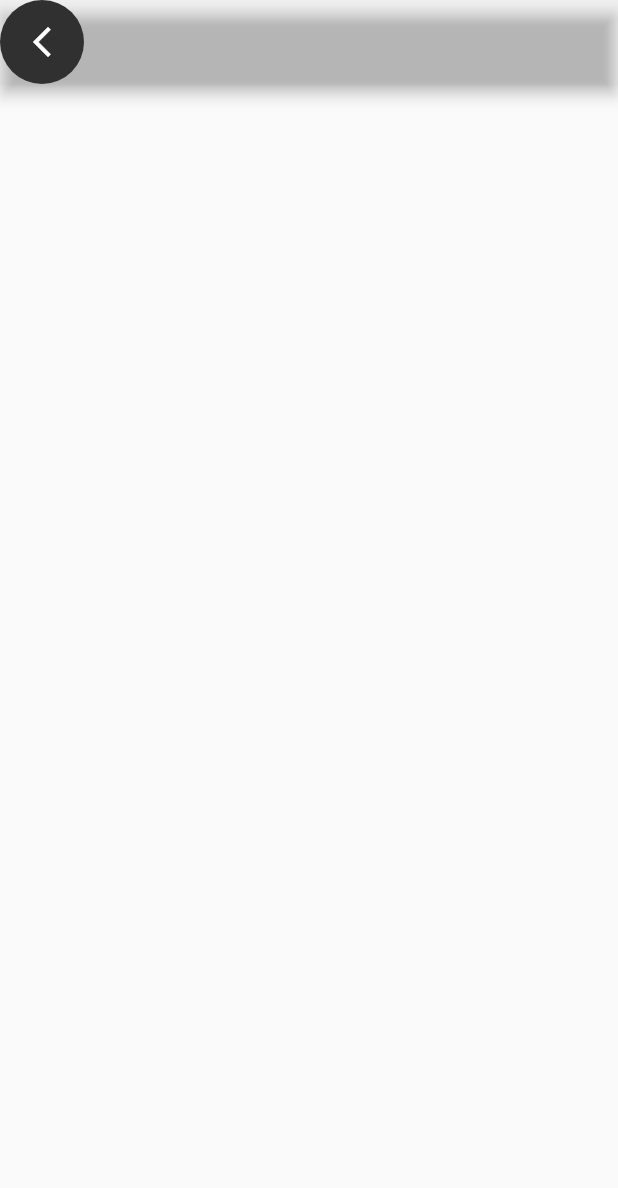
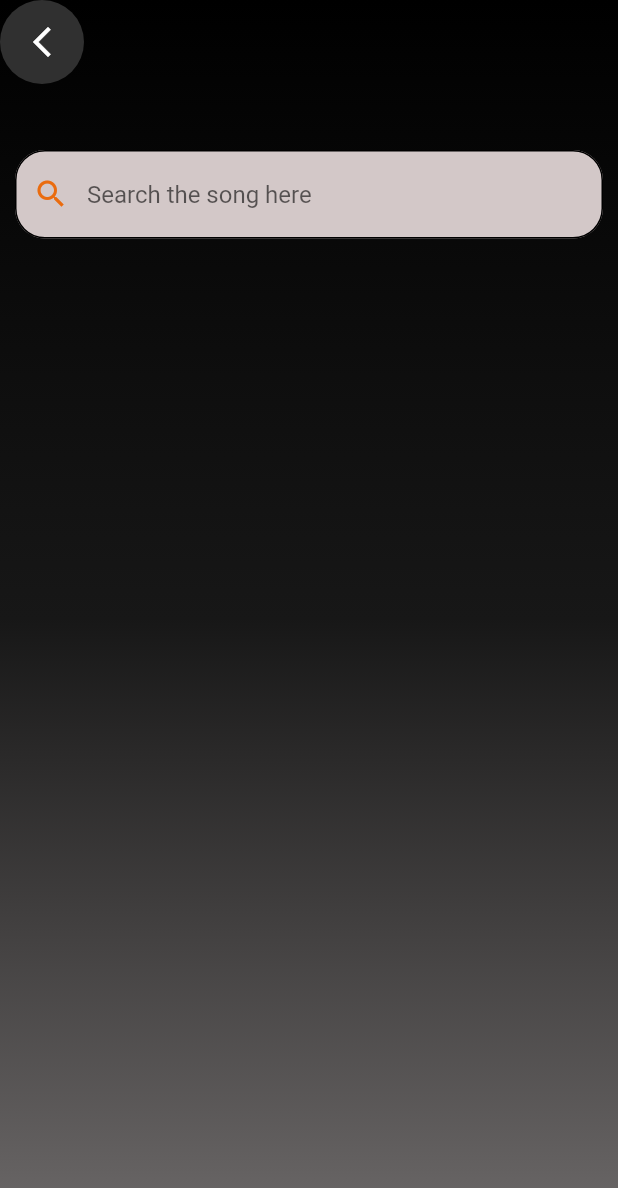
Before and after one commit to sufiyanas/Mussio-Player-Updated, a Flutter app: the SearchScreen screen opened directly, on a phone screen of 412 x 824 dp. Shown: the top 1188 px of the screen. Run offline on Flutter 3.47's test engine with Material 2 defaults, Android fonts, the phone set to English and light mode, and no system bars; our stand-ins replace anim_search_bar, animated_text_kit, assets_audio_player, on_audio_query, percent_indicator, permission_handler.

```diff
--- a/lib/screen/searchscreren.dart
+++ b/lib/screen/searchscreren.dart
@@ -17,6 +17,7 @@ class _SearchScreenState extends State<SearchScreen> {
     return Scaffold(
       extendBodyBehindAppBar: true,
       appBar: AppBar(
+        elevation: 0,
         backgroundColor: Colors.transparent,
         leading: Container(
           decoration: BoxDecoration(
@@ -37,18 +38,46 @@ class _SearchScreenState extends State<SearchScreen> {
           width: double.infinity,
           height: double.infinity,
           decoration: const BoxDecoration(
-              // gradient: LinearGradient(
-              //   begin: Alignment.topCenter,
-              //   end: Alignment.bottomCenter,
-              //   colors: [
-              //     Color.fromARGB(255, 0, 0, 0),
-              //     Color.fromARGB(255, 23, 23, 23),
-              //     // Color(0xFFEA6C0F),
-              //     Color.fromARGB(160, 25, 20, 20),
-              //   ],
-              // ),
-              ),
-          child: ListView()),
+            gradient: LinearGradient(
+              begin: Alignment.topCenter,
+              end: Alignment.bottomCenter,
+              colors: [
+                Color.fromARGB(255, 0, 0, 0),
+                Color.fromARGB(255, 23, 23, 23),
+                // Color(0xFFEA6C0F),
+                Color.fromARGB(160, 25, 20, 20),
+              ],
+            ),
+          ),
+          child: Padding(
+            padding: const EdgeInsets.only(top: 100.0, left: 10, right: 10),
+            child: Column(
+              children: [
+                TextField(
+                  decoration: InputDecoration(
+                    filled: true,
+                    fillColor: Color.fromARGB(255, 211, 200, 200),
+                    enabledBorder: OutlineInputBorder(
+                      borderSide: BorderSide(color: Colors.black),
+                      borderRadius: BorderRadius.circular(20),
+                    ),
+                    focusedBorder: OutlineInputBorder(
+                      borderSide: BorderSide(color: Colors.black),
+                      borderRadius: BorderRadius.circular(20),
+                    ),
+                    border: OutlineInputBorder(
+                        borderRadius: BorderRadius.circular(20)),
+                    hintText: "Search the song here",
+                    labelStyle: TextStyle(color: Colors.brown),
+                    prefixIcon: Icon(
+                      Icons.search,
+                      color: theamcoloryellow,
+                    ),
+                  ),
+                )
+              ],
+            ),
+          )),
     );
   }
 }
```
Also changed, not shown: lib/screen/home_screen.dart (+33 -22 lines), lib/widgets/all_songs_list.dart (+30 -5 lines).
